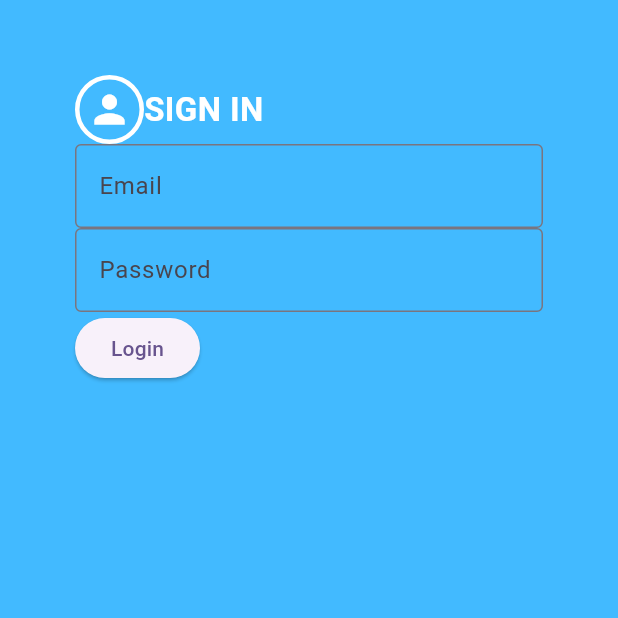
After one commit to Asiftofficial/asift_flutter, a Flutter app: the screen it shows after launch, on a phone screen of 412 x 824 dp, the top half of it. The commit adds this screen. Run offline on Flutter 3.47's test engine with Material 3 defaults, Android fonts, the phone set to English and light mode, and no system bars; our stand-ins replace dartz, equatable, flutter_bloc, flutter_svg, get_it, go_router and 4 more.

Commit message:
third commit

```diff
--- a/lib/main.dart
+++ b/lib/main.dart
@@ -1,10 +1,14 @@
 import 'package:asift_flutter/app/routes.dart';
+import 'package:asift_flutter/presentation/bloc/login/login_bloc.dart';
 import 'package:flutter/material.dart';
+import 'package:flutter_bloc/flutter_bloc.dart';
 import 'package:provider/provider.dart';
 import 'package:url_strategy/url_strategy.dart';
+import 'package:asift_flutter/injection.dart' as di;
 
 void main() {
   WidgetsFlutterBinding.ensureInitialized();
+  di.init();
   setPathUrlStrategy();
   runApp(const MyApp());
 }
@@ -16,14 +20,17 @@ class MyApp extends StatelessWidget {
   @override
   Widget build(BuildContext context) {
     return MultiProvider(
-      providers: [],
+      providers: [
+        BlocProvider(create: (_) => di.locator<LoginBloc>()),
+        // BlocProvider(create: (_) => di.locator<TrafficBloc>()),
+      ],
       child: MaterialApp.router(
         routerConfig: router,
         title: 'Asift Flutter',
         debugShowCheckedModeBanner: false,
         theme: ThemeData(
           colorScheme: ColorScheme.fromSeed(seedColor: Colors.deepPurple),
-          useMaterial3: true,
+          //useMaterial3: true,
         ),
       ),
     );
--- a/lib/presentation/views/login/login_view.mobile.dart
+++ b/lib/presentation/views/login/login_view.mobile.dart
@@ -1,4 +1,4 @@
-import 'package:asift_flutter/presentation/common/app_colors.dart';
+import 'package:asift_flutter/presentation/views/login/widgets/login_main.dart';
 import 'package:flutter/material.dart';
 
 class LoginViewMobile extends StatelessWidget {
@@ -6,14 +6,8 @@ class LoginViewMobile extends StatelessWidget {
 
   @override
   Widget build(BuildContext context) {
-    return Scaffold(
-        backgroundColor: kcBackgroundColor,
-        body: Center(
-          child: SizedBox(
-            child: Column(
-              children: [],
-            ),
-          ),
-        ));
+    return const Scaffold(
+      body: LoginMain(),
+    );
   }
 }
--- /dev/null
+++ b/lib/presentation/views/login/widgets/login_main.dart
@@ -0,0 +1,127 @@
+import 'dart:developer';
+
+import 'package:asift_flutter/app/preferences.dart';
+import 'package:asift_flutter/app/routes.dart';
+import 'package:flutter/material.dart';
+import 'package:go_router/go_router.dart';
+import 'package:responsive_builder/responsive_builder.dart';
+
+class LoginMain extends StatefulWidget {
+  const LoginMain({super.key});
+
+  @override
+  State<LoginMain> createState() => _LoginMainState();
+}
+
+class _LoginMainState extends State<LoginMain> {
+  late final TextEditingController _emailController;
+  late final TextEditingController _passwordController;
+  late AsiftPreferences dbPreferences;
+  //late String dateRange;
+
+  // void _loadPreferences() async {
+  //   dateRange = await dbPreferences.getDaterange();
+  // }
+
+  @override
+  void initState() {
+    super.initState();
+    _emailController = TextEditingController();
+    _passwordController = TextEditingController();
+    dbPreferences = AsiftPreferences();
+    //_loadPreferences();
+  }
+
+  @override
+  Widget build(BuildContext context) {
+    final isMobile = getValueForScreenType<bool>(
+      context: context,
+      mobile: true,
+      desktop: false,
+    );
+
+    return Container(
+        color: const Color(0xff42BAFF),
+        child: Padding(
+            padding: EdgeInsets.symmetric(
+                horizontal: isMobile ? 50 : 95, vertical: isMobile ? 50 : 100),
+            child:
+                Column(crossAxisAlignment: CrossAxisAlignment.start, children: [
+              Row(
+                crossAxisAlignment: CrossAxisAlignment.center,
+                children: [
+                  Container(
+                      padding: const EdgeInsets.all(5),
+                      decoration: BoxDecoration(
+                          borderRadius: BorderRadius.circular(100),
+                          border: Border.all(width: 3, color: Colors.white)),
+                      child: const Icon(
+                        Icons.person,
+                        size: 30,
+                        color: Colors.white,
+                      )),
+                  const Text(
+                    "SIGN IN",
+                    style: TextStyle(
+                        fontSize: 22,
+                        fontWeight: FontWeight.w700,
+                        color: Colors.white),
+                  ),
+                ],
+              ),
+              TextField(
+                controller: _emailController,
+                decoration: InputDecoration(
+                  border: OutlineInputBorder(),
+                  labelText: 'Email',
+                ),
+              ),
+              TextField(
+                controller: _passwordController,
+                obscureText: true,
+                decoration: InputDecoration(
+                  border: OutlineInputBorder(),
+                  labelText: 'Password',
+                ),
+              ),
+              ElevatedButton(
+                  onPressed: () async {
+                    await dbPreferences.addUsername(_emailController.text);
+
+                    GoRouter.of(context).go(HOME_ROUTE);
+                  },
+                  child: Text('Login'))
+              // BlocListener<LoginBloc, LoginState>(
+              //   listener: (context, state) async {
+              //     if (state is LoginError) {
+              //       ScaffoldMessenger.of(context)
+              //           .showSnackBar(SnackBar(content: Text(state.message)));
+              //     }
+              //   },
+              //   child: BlocBuilder<LoginBloc, LoginState>(
+              //     builder: (context, state) {
+              //       if (state is LoginLoading) {
+              //         return const Center(child: CircularProgressIndicator());
+              //       } else {
+              //         return ElevatedButton(
+              //             onPressed: () {
+              //               final loginUser = LoginUser(
+              //                   email: _emailController.text,
+              //                   password: _passwordController.text);
+              //               context.read<LoginBloc>().add(DoLogin(loginUser));
+              //             },
+              //             child: Text('Login'));
+              //       }
+              //     },
+              //   ),
+              // ),
+            ])));
+  }
+
+  @override
+  void dispose() {
+    _emailController.dispose();
+    _passwordController.dispose();
+    super.dispose();
+  }
+}
```
Also changed, not shown: lib/app/routes.dart (+19 -20 lines), lib/injection.dart (added, +42 -0 lines), lib/presentation/common/input_field.dart (+26 -4 lines), lib/presentation/views/home/widgets/home_subtitle.dart (+3 -4 lines), lib/presentation/views/home/widgets/home_title.dart (+7 -6 lines), lib/presentation/views/login/login_view.desktop.dart (+4 -13 lines), lib/presentation/views/unknown/unknown_view.dart (added, +17 -0 lines), lib/presentation/views/unknown/unknown_view.desktop.dart (added, +13 -0 lines), lib/presentation/views/unknown/unknown_view.mobile.dart (added, +13 -0 lines), lib/presentation/views/unknown/widgets/unknown_main.dart (added, +37 -0 lines), 3 other files.
